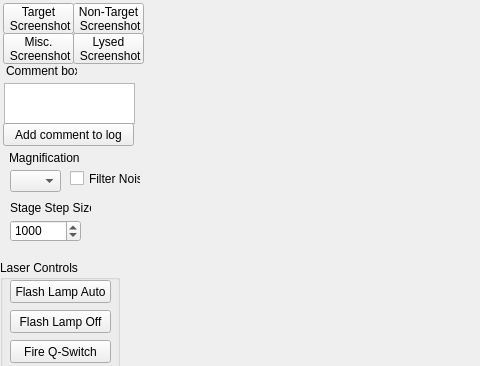
First picture: the form in LCL.ui, repository mkdryden/LCL_software, before the edit; both pictures show x 0 to 480 and y 0 to 366 of the 1000 by 689 pixel window.
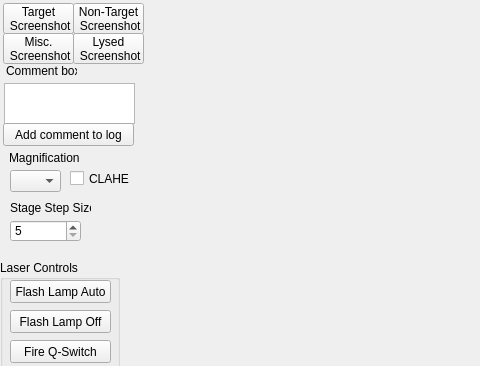
Second picture: the form after the edit.

```diff
--- a/LCL.ui
+++ b/LCL.ui
@@ -339,7 +339,7 @@
      <double>5.000000000000000</double>
     </property>
     <property name="value">
-     <double>1000.000000000000000</double>
+     <double>5.000000000000000</double>
     </property>
    </widget>
    <widget class="QLabel" name="step_size_label">
@@ -365,7 +365,7 @@
      </rect>
     </property>
     <property name="text">
-     <string>Filter Noise</string>
+     <string>CLAHE</string>
     </property>
    </widget>
   </widget>
```
